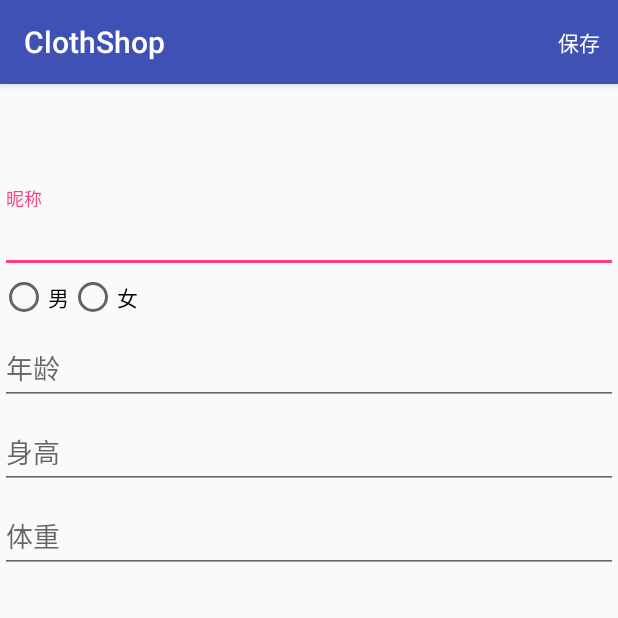
After one commit to stormand/ClothShop, an Android app: the UserInfoActivity screen opened directly, with no data from a screen before it, on a phone screen of 412 x 824 dp, the top half of it. The commit adds this screen. Run offline under Robolectric (Android 15) with nearby library versions, the light colour scheme and no system bars; 1 statement that could not run was skipped.

Commit message:
add user infomation(include height,weight,sex,age) edit activity,add function auto login

```diff
--- a/app/build.gradle
+++ b/app/build.gradle
@@ -3,6 +3,7 @@ apply plugin: 'com.android.application'
 android {
     compileSdkVersion 25
     buildToolsVersion "25.0.2"
+    useLibrary 'org.apache.http.legacy'
     defaultConfig {
         applicationId "com.example.clothshop"
         minSdkVersion 21
@@ -30,6 +31,6 @@ dependencies {
     compile 'com.google.android.gms:play-services-plus:10.2.0'
     compile 'com.getbase:floatingactionbutton:1.9.0'
     compile 'com.android.support.constraint:constraint-layout:1.0.2'
+    compile 'com.android.support:cardview-v7:25.3.0'
     testCompile 'junit:junit:4.12'
-    compile 'com.android.support:cardview-v7:25.3.0'
 }
--- a/app/src/main/AndroidManifest.xml
+++ b/app/src/main/AndroidManifest.xml
@@ -16,10 +16,11 @@
         android:label="@string/app_name"
         android:roundIcon="@mipmap/ic_launcher_round"
         android:supportsRtl="true"
-        android:theme="@style/AppTheme.NoActionBar">
+        android:theme="@style/AppTheme">
         <activity
             android:name=".Activity.MainActivity"
-            android:label="@string/app_name">
+            android:label="@string/app_name"
+            android:theme="@style/AppTheme.NoActionBar">
             <intent-filter>
                 <action android:name="android.intent.action.MAIN" />
 
@@ -35,6 +36,7 @@
         <activity
             android:name=".Activity.PublishActivity"
             android:windowSoftInputMode="stateVisible|adjustResize" />
+        <activity android:name=".Activity.UserInfoActivity"></activity>
     </application>
 
 </manifest>
--- a/app/src/main/java/com/example/clothshop/utils/HttpPostUtil.java
+++ b/app/src/main/java/com/example/clothshop/utils/HttpPostUtil.java
@@ -3,6 +3,8 @@ package com.example.clothshop.utils;
 import android.graphics.Bitmap;
 import android.graphics.BitmapFactory;
 import android.util.Log;
+
+import com.example.clothshop.Activity.LoginActivity;
 
 import org.json.JSONException;
 import org.json.JSONObject;
@@ -108,6 +110,7 @@ public class HttpPostUtil {
                     outPutStream.write(data,0,len);
                 }
                 result=new String(outPutStream.toByteArray(),encode);
+                Log.e("net_result",result);
             } catch (IOException e) {
                 e.printStackTrace();
             }
--- /dev/null
+++ b/app/src/main/res/layout/activity_user_info.xml
@@ -0,0 +1,96 @@
+<?xml version="1.0" encoding="utf-8"?>
+<LinearLayout xmlns:android="http://schemas.android.com/apk/res/android"
+    xmlns:app="http://schemas.android.com/apk/res-auto"
+    xmlns:tools="http://schemas.android.com/tools"
+    android:layout_width="match_parent"
+    android:layout_height="match_parent"
+    android:orientation="vertical"
+    tools:context="com.example.clothshop.Activity.UserInfoActivity">
+
+
+    <android.support.design.widget.TextInputLayout
+        android:layout_width="match_parent"
+        android:layout_height="wrap_content"
+        android:layout_marginTop="@dimen/user_info_list_margin"
+        >
+
+        <AutoCompleteTextView
+            android:id="@+id/edit_user_name_view"
+            android:layout_width="match_parent"
+            android:layout_height="wrap_content"
+            android:layout_marginTop="@dimen/list_item_margin"
+            android:layout_weight="1"
+            android:hint="@string/edit_user_name"
+            android:inputType="text"
+            android:maxLines="1"
+            android:singleLine="true" />
+    </android.support.design.widget.TextInputLayout>
+
+    <RadioGroup
+        android:layout_width="match_parent"
+        android:layout_height="wrap_content"
+        android:orientation="horizontal"
+        android:id="@+id/sex_radio_group">
+
+        <RadioButton
+            android:id="@+id/radio_male"
+            android:layout_width="wrap_content"
+            android:layout_height="wrap_content"
+            android:text="@string/radio_sex_male" />
+
+        <RadioButton
+            android:id="@+id/radio_female"
+            android:layout_width="wrap_content"
+            android:layout_height="wrap_content"
+            android:text="@string/radio_sex_female" />
+    </RadioGroup>
+
+    <android.support.design.widget.TextInputLayout
+        android:layout_width="match_parent"
+        android:layout_height="wrap_content">
+
+        <EditText
+            android:id="@+id/edit_age_view"
+            android:layout_width="match_parent"
+            android:layout_height="wrap_content"
+            android:hint="@string/edit_age"
+            android:imeOptions="actionUnspecified"
+            android:inputType="number"
+            android:maxLines="1"
+            android:singleLine="true" />
+
+    </android.support.design.widget.TextInputLayout>
+
+
+    <android.support.design.widget.TextInputLayout
+        android:layout_width="match_parent"
+        android:layout_height="wrap_content">
+
+        <EditText
+            android:id="@+id/edit_height_view"
+            android:layout_width="match_parent"
+            android:layout_height="wrap_content"
+            android:hint="@string/edit_height"
+            android:inputType="number"
+            android:maxLines="1"
+            android:singleLine="true" />
+
+    </android.support.design.widget.TextInputLayout>
+
+    <android.support.design.widget.TextInputLayout
+        android:layout_width="match_parent"
+        android:layout_height="wrap_content">
+
+        <EditText
+            android:id="@+id/edit_weight_view"
+            android:layout_width="match_parent"
+            android:layout_height="wrap_content"
+            android:hint="@string/edit_weight"
+            android:inputType="number"
+            android:maxLines="1"
+            android:singleLine="true" />
+
+    </android.support.design.widget.TextInputLayout>
+
+
+</LinearLayout>
--- a/app/src/main/res/menu/menu_user_info.xml
+++ b/app/src/main/res/menu/menu_user_info.xml
@@ -3,8 +3,7 @@
     xmlns:tools="http://schemas.android.com/tools"
     tools:context="com.example.clothshop.Fragment.PersonFragment">
     <item
-        android:id="@+id/action_settings"
-        android:orderInCategory="100"
-        android:title="@string/action_settings"
-        app:showAsAction="never" />
+        android:id="@+id/action_save"
+        android:title="@string/action_send"
+        app:showAsAction="always" />
 </menu>
--- a/app/src/main/res/values/dimens.xml
+++ b/app/src/main/res/values/dimens.xml
@@ -15,4 +15,5 @@
     <dimen name="avatar_username_margin">5dp</dimen>
 
     <dimen name="person_layout_height">70dp</dimen>
+    <dimen name="user_info_list_margin">70dp</dimen>
 </resources>
--- a/app/src/main/res/values/strings.xml
+++ b/app/src/main/res/values/strings.xml
@@ -32,10 +32,15 @@
     <string name="pub_title">title</string>
     <string name="title_activity_user_info">UserInfoActivity</string>
 
-    <string name="action_settings">Settings</string>
+    <string name="action_send">保存</string>
 
     <string name="user_info">user infomation</string>
-
+    <string name="edit_user_name">昵称</string>
+    <string name="radio_sex_female">女</string>
+    <string name="radio_sex_male">男</string>
+    <string name="edit_height">身高</string>
+    <string name="edit_weight">体重</string>
+    <string name="edit_age">年龄</string>
 
 
 </resources>
```
Also changed, not shown: app/src/main/java/com/example/clothshop/Activity/LoginActivity.java (+7 -7 lines), app/src/main/java/com/example/clothshop/Activity/MainActivity.java (+75 -0 lines), app/src/main/java/com/example/clothshop/Activity/PublishActivity.java (+3 -4 lines), app/src/main/java/com/example/clothshop/Activity/RegisterActivity.java (+3 -5 lines), app/src/main/java/com/example/clothshop/Activity/UserInfoActivity.java (added, +182 -0 lines), app/src/main/java/com/example/clothshop/Fragment/PersonFragment.java (+6 -3 lines), app/src/main/java/com/example/clothshop/Model/Model.java (+23 -14 lines).
